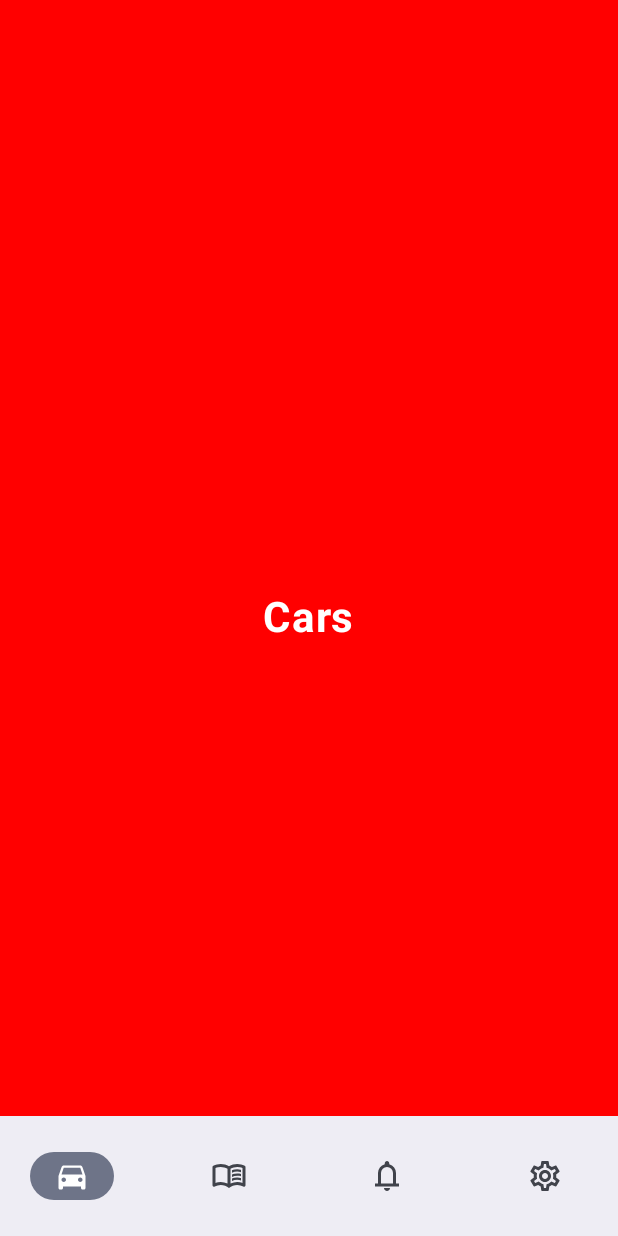
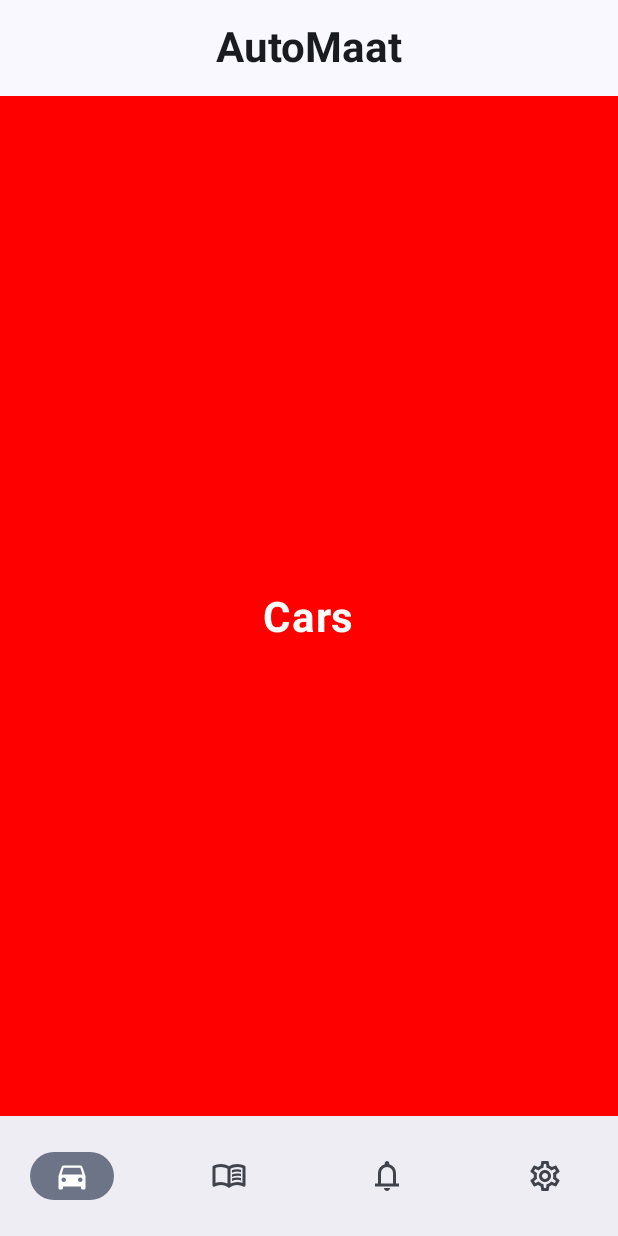
Before and after one commit to bart1810/Klantenapp, an Android app built with Jetpack Compose: the screen it shows after launch (MainActivity), on a phone screen of 412 x 824 dp. Run offline under Robolectric (Android 15) with nearby library versions, the phone set to English and light mode, and no system bars.

Commit message:
Added Topbar AutoMaat

```diff
--- a/app/src/main/java/android/compose/MainScreen.kt
+++ b/app/src/main/java/android/compose/MainScreen.kt
@@ -1,33 +1,60 @@
 package android.compose
 
 import android.annotation.SuppressLint
+import androidx.compose.foundation.layout.Column
 import androidx.compose.foundation.layout.RowScope
+import androidx.compose.foundation.layout.padding
 import androidx.compose.material3.Badge
 import androidx.compose.material3.BadgedBox
+import androidx.compose.material3.CenterAlignedTopAppBar
 import androidx.compose.material3.ExperimentalMaterial3Api
 import androidx.compose.material3.Icon
+import androidx.compose.material3.MaterialTheme
 import androidx.compose.material3.NavigationBar
 import androidx.compose.material3.NavigationBarItem
 import androidx.compose.material3.Scaffold
 import androidx.compose.material3.Text
+import androidx.compose.material3.TopAppBar
+import androidx.compose.material3.TopAppBarColors
+import androidx.compose.material3.TopAppBarDefaults
 import androidx.compose.runtime.Composable
 import androidx.compose.runtime.getValue
+import androidx.compose.ui.Modifier
+import androidx.compose.ui.graphics.Color
 import androidx.compose.ui.graphics.vector.ImageVector
 import androidx.compose.ui.res.vectorResource
+import androidx.compose.ui.text.font.FontWeight
+import androidx.compose.ui.text.style.TextAlign
+import androidx.compose.ui.unit.dp
 import androidx.navigation.NavDestination
 import androidx.navigation.NavDestination.Companion.hierarchy
 import androidx.navigation.NavHostController
 import androidx.navigation.compose.currentBackStackEntryAsState
 import androidx.navigation.compose.rememberNavController
 
+@OptIn(ExperimentalMaterial3Api::class)
 @SuppressLint("UnusedMaterial3ScaffoldPaddingParameter")
 @Composable
 fun MainScreen() {
     val navController = rememberNavController()
     Scaffold(
+        topBar = {
+                 CenterAlignedTopAppBar(
+                     colors = TopAppBarDefaults.topAppBarColors(),
+                     title = {
+                         Text(
+                             text = "AutoMaat",
+                             fontSize = MaterialTheme.typography.headlineMedium.fontSize,
+                             fontWeight = FontWeight.Bold
+                         )
+                     }
+                 )
+        },
         bottomBar = { BottomBar(navController = navController)}
-    ) { BottomNavGraph(navController = navController)
+    ) {
+        BottomNavGraph(navController = navController)
     }
+
 }
 
 @Composable
```
